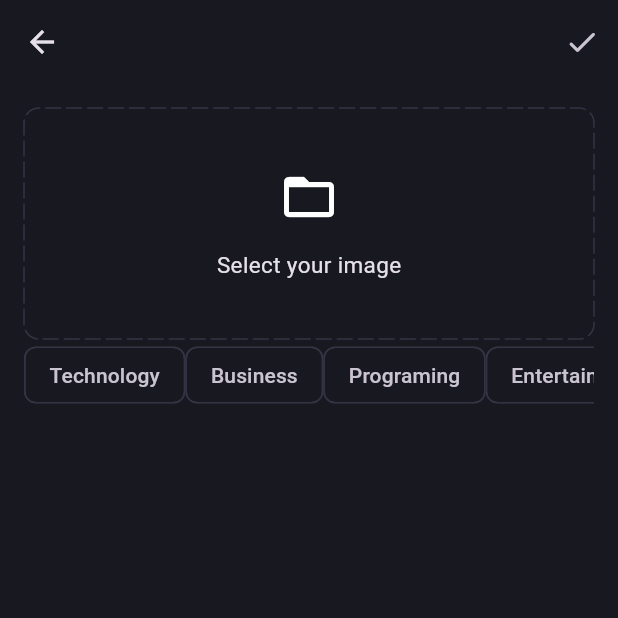
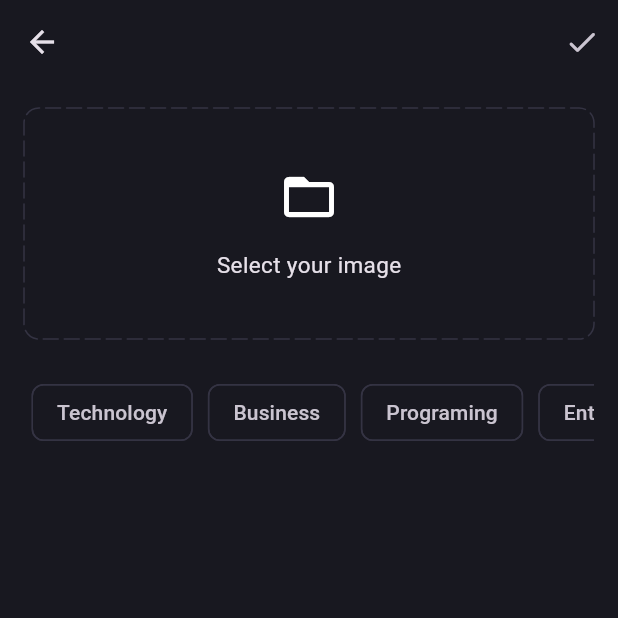
Before and after one commit to bezawitassaye/spotify_flutter, a Flutter app: the NewBlog screen opened directly, on a phone screen of 412 x 824 dp, the top half of it. Run offline on Flutter 3.47's test engine with Material 3 defaults, Android fonts, the phone set to English and light mode, and no system bars; drawn by our look-alikes of dotted_border; our stand-ins replace flutter_bloc, fpdart, get_it, supabase_flutter; accounts and stored records are empty.

Commit message:
add blogeditor genral them

```diff
--- a/lib/features/blog/presentation/pages/add_new_blog_page.dart
+++ b/lib/features/blog/presentation/pages/add_new_blog_page.dart
@@ -44,6 +44,7 @@ class _NewBlogState extends State<NewBlog> {
                 ),
               ),
             ),
+            const SizedBox(height: 20,),
             SingleChildScrollView(
               scrollDirection: Axis.horizontal,
               child: Row(children: [
@@ -51,10 +52,13 @@ class _NewBlogState extends State<NewBlog> {
                 "Business",
                 "Programing",
                 "Entertainment",
-              ].map((e)=>Chip(
-                label: Text(e),
-                side: const BorderSide(
-                  color: AppPallete.borderColor
+              ].map((e)=>Padding(
+                padding: const EdgeInsets.all(5.0),
+                child: Chip(
+                  label: Text(e),
+                  side: const BorderSide(
+                    color: AppPallete.borderColor
+                  ),
                 ),
               ),).toList(),
 
```
Also changed, not shown: lib/features/blog/presentation/widgets/blog_editor.dart (added, +21 -0 lines).
